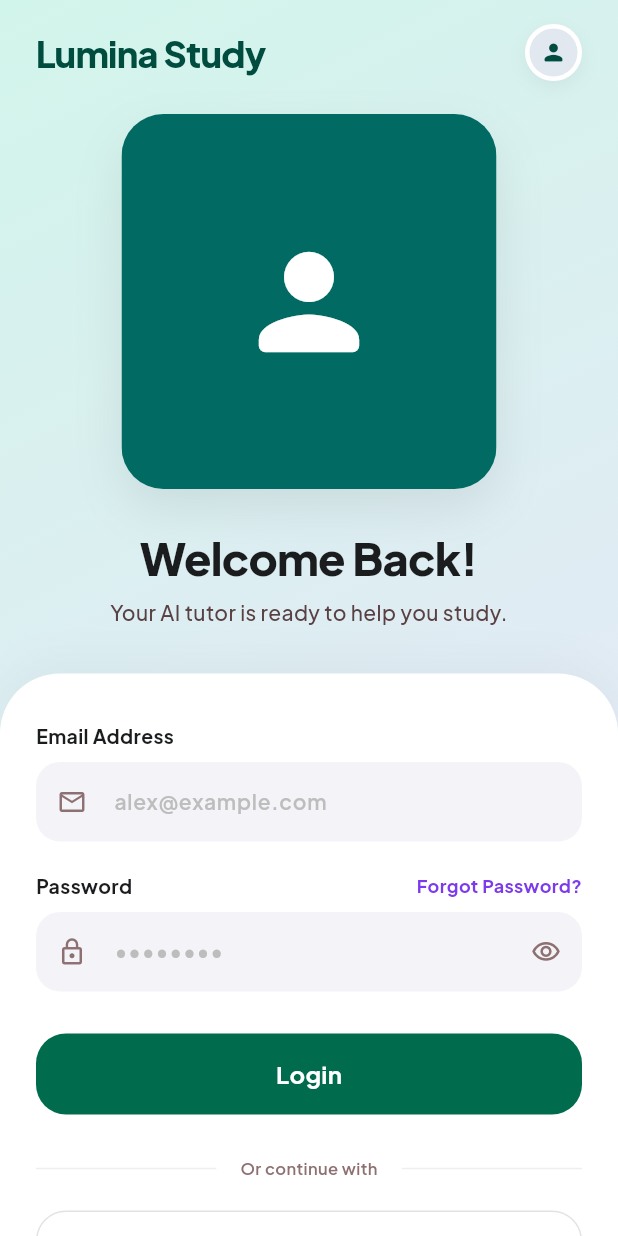
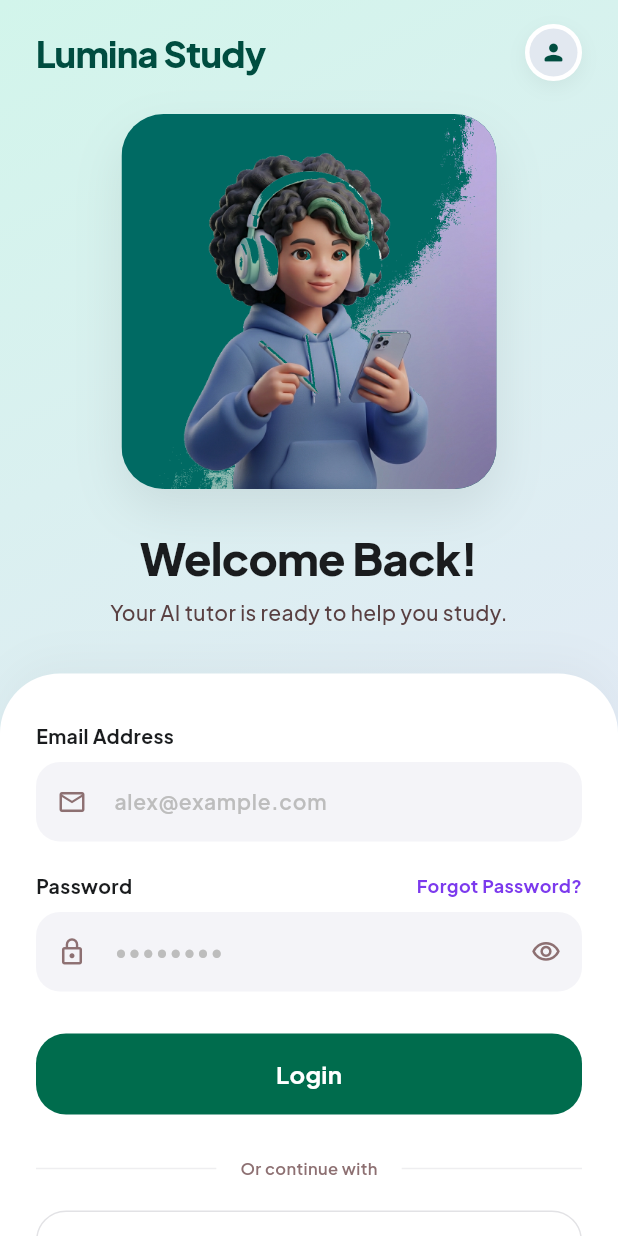
Before and after one commit to PRJWL3/AI-study-planner, a Flutter app: the screen it shows after launch, on a phone screen of 412 x 824 dp. Run offline on Flutter 3.47's test engine with Material 3 defaults, Android fonts, the light colour scheme and no system bars; our stand-ins replace google_fonts, hive_flutter, shared_preferences; accounts and stored records are empty.

Commit message:
fix: replace placeholder icon with mascot_girl_login on LoginScreen

```diff
--- a/frontend/lib/screens/login_screen.dart
+++ b/frontend/lib/screens/login_screen.dart
@@ -135,10 +135,16 @@
                       borderRadius: BorderRadius.circular(28),
                       child: Container(
                         color: const Color(0xFF006A63),
-                        child: const Icon(
-                          Icons.person_rounded,
-                          size: 100,
-                          color: Colors.white,
+                        child: Image.asset(
+                          "assets/images/mascot_girl_login.png",
+                          fit: BoxFit.contain,
+                          errorBuilder: (context, error, stackTrace) {
+                            return const Icon(
+                              Icons.person_rounded,
+                              size: 100,
+                              color: Colors.white,
+                            );
+                          },
                         ),
                       ),
                     ),
```
